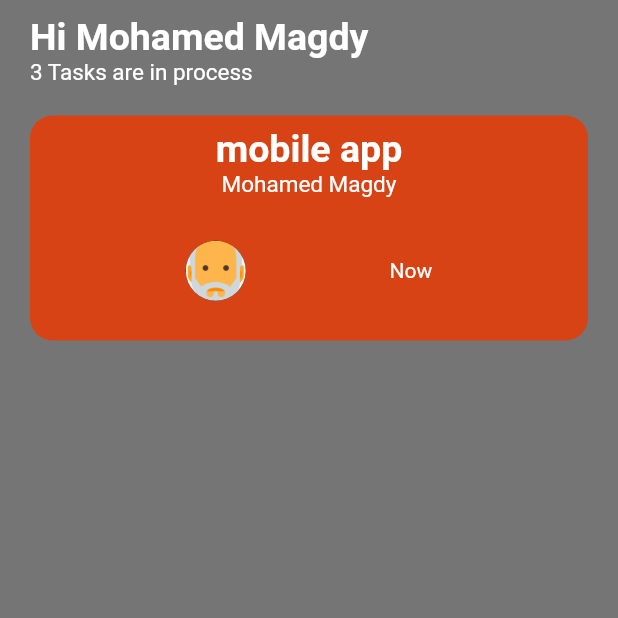
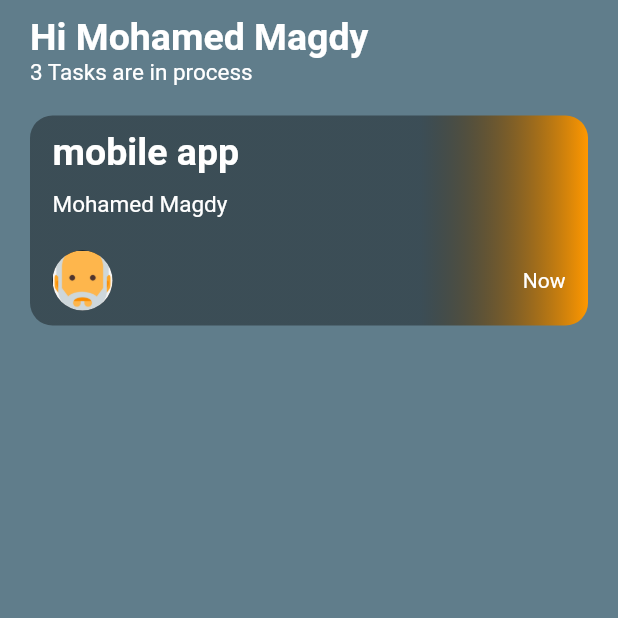
Before and after one commit to MohamedMagdy07/dribbble_task_management, a Flutter app: the ReviewScreen screen opened directly, on a phone screen of 412 x 824 dp, the top half of it. Run offline on Flutter 3.47's test engine with Material 2 defaults, Android fonts, the phone set to English and light mode, and no system bars; network calls fail.

Commit message:
components added layout changes

```diff
--- a/lib/main.dart
+++ b/lib/main.dart
@@ -7,7 +7,7 @@ void main(){
   runApp(
     MaterialApp(
       theme: ThemeData.dark().copyWith(
-        scaffoldBackgroundColor: Colors.black54,
+        scaffoldBackgroundColor:Colors.blueGrey,
       ),
       debugShowCheckedModeBanner: false,
       initialRoute: '/',
--- a/lib/modules/layouts/home_screen.dart
+++ b/lib/modules/layouts/home_screen.dart
@@ -5,7 +5,6 @@ class HomeScreen extends StatelessWidget {
   @override
   Widget build(BuildContext context) {
     return Scaffold(
-      backgroundColor: Colors.red,
       body: Column(
         crossAxisAlignment: CrossAxisAlignment.center,
         mainAxisAlignment: MainAxisAlignment.center,
--- a/lib/modules/layouts/reminder_screen.dart
+++ b/lib/modules/layouts/reminder_screen.dart
@@ -5,7 +5,6 @@ class ReminderScreen extends StatelessWidget {
   @override
   Widget build(BuildContext context) {
     return Scaffold(
-      backgroundColor: Colors.white,
       body: Column(
         crossAxisAlignment: CrossAxisAlignment.center,
         mainAxisAlignment: MainAxisAlignment.center,
--- a/lib/modules/layouts/review_screen.dart
+++ b/lib/modules/layouts/review_screen.dart
@@ -1,3 +1,4 @@
+import 'package:dribbble_task_management/shared/components/components.dart';
 import 'package:flutter/cupertino.dart';
 import 'package:flutter/material.dart';
 import 'package:dribbble_task_management/sources/data.dart';
@@ -36,52 +37,9 @@ class _ReviewScreenState extends State<ReviewScreen> {
             SizedBox(
               height: 20,
             ),
-            Container(
-              height: 150,
-              width: double.infinity,
-              decoration: BoxDecoration(
-                color: Colors.deepOrange[800],
-                borderRadius: BorderRadius.circular(15)
-              ),
-              child: Padding(
-                padding: const EdgeInsets.all(8.0),
-                child: Column(
-                  children: [
-                    Text(
-                      '${allTasks[0].title}',
-                      style: TextStyle(
-                        fontSize: 25,
-                        fontWeight: FontWeight.bold,
-                      ),
-                    ),
-                    Text(
-                      '${allTasks[0].person.name}',
-                      style: TextStyle(
-                        fontSize: 15,
-                      ),
-                    ),
-                    SizedBox(
-                      height: 10,
-                    ),
-                    Expanded(
-                      child: Row(
-                        mainAxisAlignment: MainAxisAlignment.spaceEvenly,
-                        children: [
-                          CircleAvatar(
-                            backgroundImage: AssetImage(
-                              '${allTasks[0].person.photo}'
-                            ),
-                          ),
-                          Text(
-                            'Now',
+            defaultTask(
+              task: allTasks[0],
 
-                          ),
-                        ],
-                      ),
-                    ),
-                  ],
-                ),
-              ),
             ),
           ],
         ),
--- /dev/null
+++ b/lib/shared/components/components.dart
@@ -0,0 +1,68 @@
+import 'package:flutter/material.dart';
+import 'package:dribbble_task_management/models/task.dart';
+
+Widget defaultTask ({
+  @required Task task,
+  Color gradientColor1=Colors.black38,
+  Color gradientColor2=Colors.orange,
+  double height=140,
+})=>Container(
+  height:height ,
+  width: double.infinity,
+  decoration: BoxDecoration(
+    gradient: LinearGradient(
+        begin: Alignment.centerLeft,
+        end: Alignment.centerRight,
+        stops: [0.7,1],
+        colors: [gradientColor1,gradientColor2],
+      ),
+      borderRadius: BorderRadius.circular(15)
+  ),
+  child: Padding(
+    padding: const EdgeInsets.symmetric(horizontal: 15,vertical: 10),
+    child: Column(
+      crossAxisAlignment: CrossAxisAlignment.start,
+      children: [
+        Expanded(
+          child: Text(
+            '${task.title}',
+            maxLines: 1,
+            overflow: TextOverflow.ellipsis,
+            style: TextStyle(
+              fontSize: 25,
+              fontWeight: FontWeight.bold,
+            ),
+          ),
+        ),
+        Expanded(
+          child: Text(
+            '${task.person.name}',
+            maxLines: 1,
+            overflow: TextOverflow.ellipsis,
+            style: TextStyle(
+              fontSize: 15,
+            ),
+          ),
+        ),
+        Expanded(
+          child: Row(
+            mainAxisAlignment: MainAxisAlignment.start,
+            children: [
+              CircleAvatar(
+                backgroundImage: AssetImage(
+                    '${task.person.photo}'
+                ),
+              ),
+              Spacer(),
+              Text(
+                'Now',
+                maxLines: 1,
+                overflow: TextOverflow.ellipsis,
+              ),
+            ],
+          ),
+        ),
+      ],
+    ),
+  ),
+);
```
